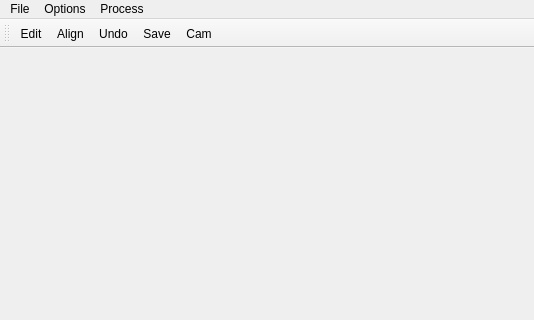
The window that src/vrmain.ui (AjayLimaye/lasVR) describes before a commit, drawn with Qt 5; both pictures show x 0 to 534 and y 0 to 320 of the 534 by 574 pixel window.
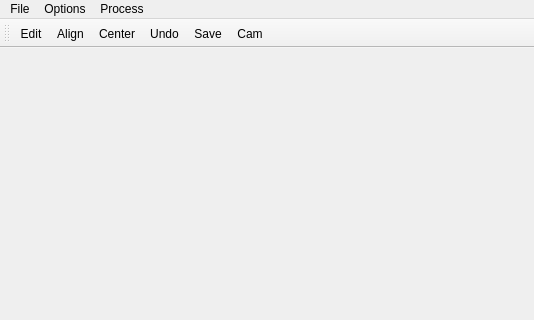
The same window after the commit.

What changed in the file:
```diff
--- a/src/vrmain.ui
+++ b/src/vrmain.ui
@@ -68,6 +68,7 @@
    </attribute>
    <addaction name="actionEditMode"/>
    <addaction name="actionAlign"/>
+   <addaction name="actionCenter"/>
    <addaction name="actionUndo"/>
    <addaction name="actionSaveInfo"/>
    <addaction name="actionCamMode"/>
@@ -175,6 +176,14 @@
     <string>Load Keyframes</string>
    </property>
   </action>
+  <action name="actionCenter">
+   <property name="text">
+    <string>Center</string>
+   </property>
+   <property name="toolTip">
+    <string>Center the two point clouds</string>
+   </property>
+  </action>
  </widget>
  <resources/>
  <connections/>
```
Left out of the diff: 2 changed lines with no effect on the pictures.
